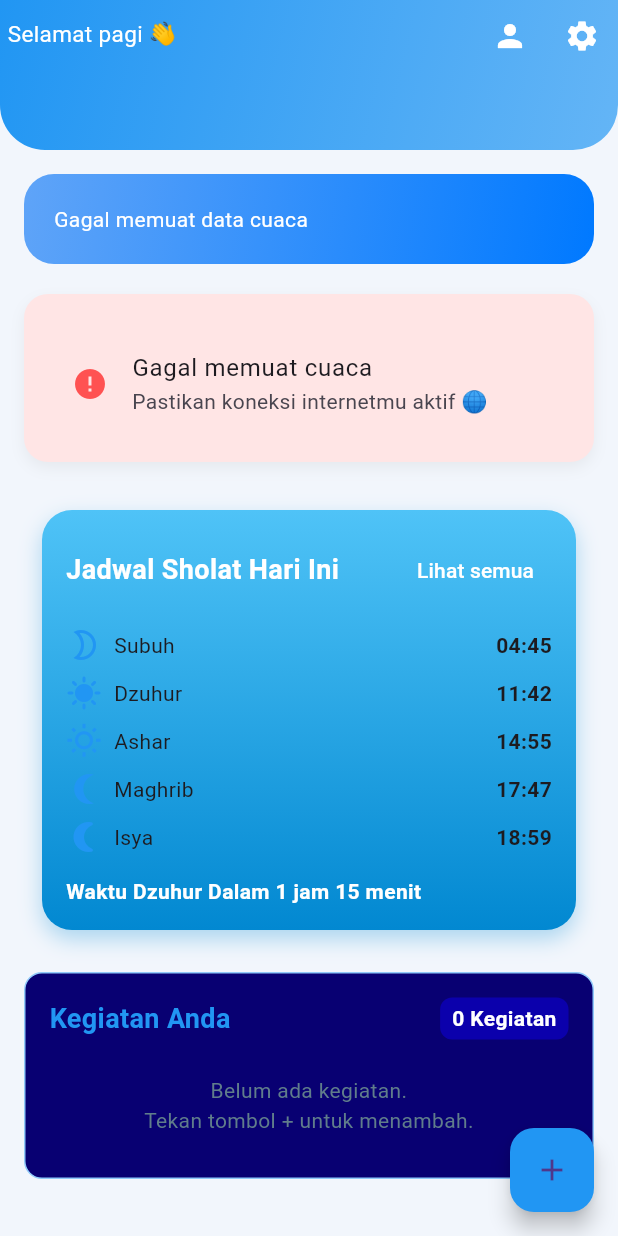
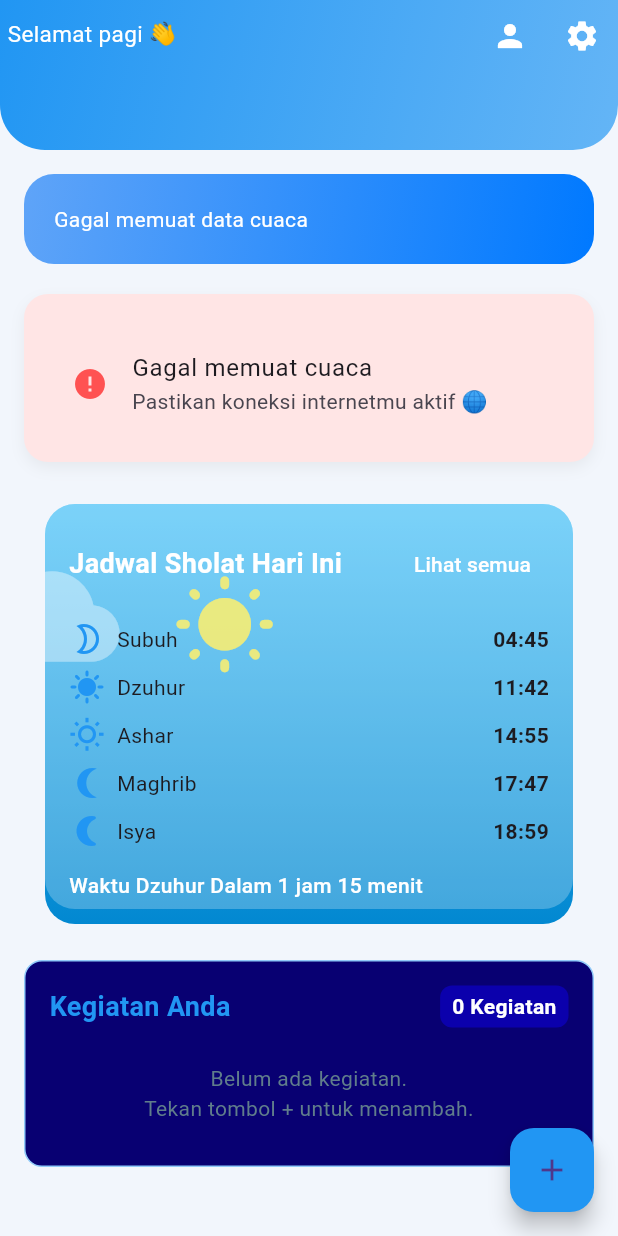
Before and after one commit to HaidarAliFakhri/Hai_Time_APP, a Flutter app: the HomePage screen opened directly, on a phone screen of 412 x 824 dp. Run offline on Flutter 3.47's test engine with Material 3 defaults, Android fonts, the phone set to English and light mode, and no system bars; our stand-ins replace audioplayers, flutter_local_notifications, geocoding, geolocator, image_picker, ionicons and 3 more; missing offline and left inert: android_alarm_manager_plus; accounts and stored records are empty.

Commit message:
update ui homepage

```diff
--- a/lib/page/home_page.dart
+++ b/lib/page/home_page.dart
@@ -8,6 +8,7 @@ import 'package:hai_time_app/view/activity_page.dart';
 import 'package:hai_time_app/view/add_activities.dart';
 import 'package:hai_time_app/view/prayer_schedule_page.dart';
 import 'package:hai_time_app/view/weather_page.dart';
+import 'package:hai_time_app/widget/sky_animation.dart';
 import 'package:intl/intl.dart';
 import 'package:shared_preferences/shared_preferences.dart';
 
@@ -564,33 +565,38 @@ List<Color> getSkyGradient(SkyTime time) {
 
   //  CARD JADWAL SHOLAT
 Widget _buildPrayerCard() {
-  final sky = getSkyTime();
-  final colors = getSkyGradient(sky);
+  return Container(
+    margin: const EdgeInsets.symmetric(horizontal: 14, vertical: 8),
+    child: Stack(
+      children: [
+        // 🔵 Background animasi langit
+        ClipRRect(
+          borderRadius: BorderRadius.circular(20),
+          child: SizedBox(
+            height: 280,
+            width: double.infinity,
+            child: SkyAnimation(time: getSkyTime()), // tidak diubah dari sebelumnya
+          ),
+        ),
 
-  return AnimatedContainer(
-    duration: const Duration(seconds: 2),
-    curve: Curves.easeInOut,
-    margin: const EdgeInsets.all(12),
+        // 🔵 Overlay gelap agar teks bisa dibaca
+        ClipRRect(
+          borderRadius: BorderRadius.circular(20),
+          child: Container(
+            height: 270,
+            width: double.infinity,
+            color: const Color.fromARGB(255, 255, 255, 255).withOpacity(0.25),
+          ),
+        ),
+
+        // 🔵 Konten card (anti overflow)
+        Positioned.fill(
+          child: Padding(
             padding: const EdgeInsets.all(16),
-    decoration: BoxDecoration(
-      borderRadius: BorderRadius.circular(20),
-      gradient: LinearGradient(
-        colors: colors,
-        begin: Alignment.topCenter,
-        end: Alignment.bottomCenter,
-      ),
-      boxShadow: [
-        BoxShadow(
-          color: colors.last.withOpacity(0.3),
-          blurRadius: 12,
-          offset: const Offset(0, 6),
-        ),
-      ],
-    ),
             child: Column(
               crossAxisAlignment: CrossAxisAlignment.start,
               children: [
-        // HEADER
+                // TITLE + LIHAT SEMUA
                 Row(
                   mainAxisAlignment: MainAxisAlignment.spaceBetween,
                   children: [
@@ -602,52 +608,71 @@ List<Color> getSkyGradient(SkyTime time) {
                         fontWeight: FontWeight.bold,
                       ),
                     ),
-            TextButton(
+
+                    // 🔥 FIX OVERFLOW → wrap dengan Flexible
+                    Flexible(
+                      child: TextButton(
+                        style: TextButton.styleFrom(
+                          foregroundColor: Colors.white,
+                        ),
                         onPressed: () {
                           Navigator.push(
                             context,
-                  MaterialPageRoute(builder: (context) => const JadwalPage()),
+                            MaterialPageRoute(
+                              builder: (_) => const JadwalPage(),
+                            ),
                           );
                         },
-              style: TextButton.styleFrom(
-                foregroundColor: Colors.white,
+                        child: const Text(
+                          "Lihat semua",
+                          overflow: TextOverflow.ellipsis,
                         ),
-              child: const Text("Lihat semua"),
-            )
+                      ),
+                    ),
                   ],
                 ),
 
                 const SizedBox(height: 10),
 
-        // LIST SHOLAT
+                // ROW LIST SHOLAT
                 const _PrayerRow(
-            icon: Icons.brightness_2_outlined, name: "Subuh", time: "04:45"),
+                    icon: Icons.brightness_2_outlined,
+                    name: "Subuh",
+                    time: "04:45"),
                 const _PrayerRow(
                     icon: Icons.sunny, name: "Dzuhur", time: "11:42"),
                 const _PrayerRow(
-            icon: Icons.wb_sunny_outlined, name: "Ashar", time: "14:55"),
+                    icon: Icons.wb_sunny_outlined,
+                    name: "Ashar",
+                    time: "14:55"),
                 const _PrayerRow(
                     icon: Icons.nightlight_round_outlined,
                     name: "Maghrib",
                     time: "17:47"),
                 const _PrayerRow(
-            icon: Icons.nightlight_round, name: "Isya", time: "18:59"),
+                    icon: Icons.nightlight_round,
+                    name: "Isya",
+                    time: "18:59"),
 
                 const SizedBox(height: 10),
 
-        // NEXT SHOLAT
+                // NEXT PRAYER
                 Text(
                   "Waktu $nextPrayerName $remainingTime",
                   style: const TextStyle(
-            fontWeight: FontWeight.w600,
+                    fontWeight: FontWeight.w500,
                     color: Colors.white,
-            fontSize: 14,
+                  ),
+                )
+              ],
+            ),
           ),
         ),
       ],
     ),
   );
 }
+
 
 
   /// 🔹 CARD KEGIATAN (Background Biru)
--- /dev/null
+++ b/lib/widget/sky_animation.dart
@@ -0,0 +1,132 @@
+import 'package:flutter/material.dart';
+import 'package:hai_time_app/page/home_page.dart';
+
+
+class SkyAnimation extends StatefulWidget {
+  final SkyTime time;
+
+  const SkyAnimation({super.key, required this.time});
+
+  @override
+  State<SkyAnimation> createState() => _SkyAnimationState();
+}
+
+class _SkyAnimationState extends State<SkyAnimation>
+    with SingleTickerProviderStateMixin {
+  late AnimationController controller;
+
+  @override
+  void initState() {
+    super.initState();
+    controller = AnimationController(
+      vsync: this,
+      duration: const Duration(seconds: 12),
+    )..repeat(reverse: true);
+  }
+
+  @override
+  Widget build(BuildContext context) {
+    return AnimatedBuilder(
+      animation: controller,
+      builder: (_, __) {
+        final skyColors = _getSkyGradient(widget.time);
+
+        return Container(
+          width: double.infinity,
+          decoration: BoxDecoration(
+            gradient: LinearGradient(
+              colors: skyColors,
+              begin: Alignment.topCenter,
+              end: Alignment.bottomCenter,
+            ),
+          ),
+          child: Stack(
+            children: [
+              // 🌞 Matahari (hanya muncul Subuh–Ashar)
+              if (widget.time == SkyTime.subuh ||
+                  widget.time == SkyTime.dzuhur ||
+                  widget.time == SkyTime.ashar)
+                Positioned(
+                  top: 40 + controller.value * 40,
+                  left: 80 + controller.value * 30,
+                  child: Icon(
+                    Icons.wb_sunny_rounded,
+                    size: 70,
+                    color: Colors.yellow.withOpacity(0.85),
+                  ),
+                ),
+
+              // 🌙 Bulan muncul saat Isya
+              if (widget.time == SkyTime.isya)
+                Positioned(
+                  top: 40 + controller.value * 20,
+                  right: 60,
+                  child: Icon(
+                    Icons.brightness_3_rounded,
+                    size: 70,
+                    color: Colors.white.withOpacity(0.85),
+                  ),
+                ),
+
+              // ✨ Bintang – hanya malam
+              if (widget.time == SkyTime.isya)
+                _buildStars(),
+
+              // ☁️ Awan bergerak
+              Positioned(
+                top: 30,
+                left: -80 + controller.value * 250,
+                child: Icon(
+                  Icons.cloud,
+                  size: 90,
+                  color: Colors.white.withOpacity(0.4),
+                ),
+              ),
+            ],
+          ),
+        );
+      },
+    );
+  }
+
+  Widget _buildStars() {
+    return Opacity(
+      opacity: 0.6 + (controller.value * 0.3),
+      child: Stack(
+        children: List.generate(
+          20,
+          (i) => Positioned(
+            top: (i * 12) % 180,
+            left: (i * 23) % 250,
+            child: Icon(
+              Icons.star,
+              size: 6,
+              color: Colors.white.withOpacity(0.9),
+            ),
+          ),
+        ),
+      ),
+    );
+  }
+
+  List<Color> _getSkyGradient(SkyTime t) {
+    switch (t) {
+      case SkyTime.subuh:
+        return [const Color(0xFF081830), const Color(0xFF264E94)];
+      case SkyTime.dzuhur:
+        return [const Color(0xFF4FC3F7), const Color(0xFF0288D1)];
+      case SkyTime.ashar:
+        return [const Color(0xFFFFD54F), const Color(0xFFFFA726)];
+      case SkyTime.maghrib:
+        return [const Color(0xFFFF7043), const Color(0xFF5D4037)];
+      case SkyTime.isya:
+        return [const Color(0xFF0D1B2A), const Color(0xFF1B263B)];
+    }
+  }
+
+  @override
+  void dispose() {
+    controller.dispose();
+    super.dispose();
+  }
+}
```
Lines whose indentation alone changed are shown as unchanged.
